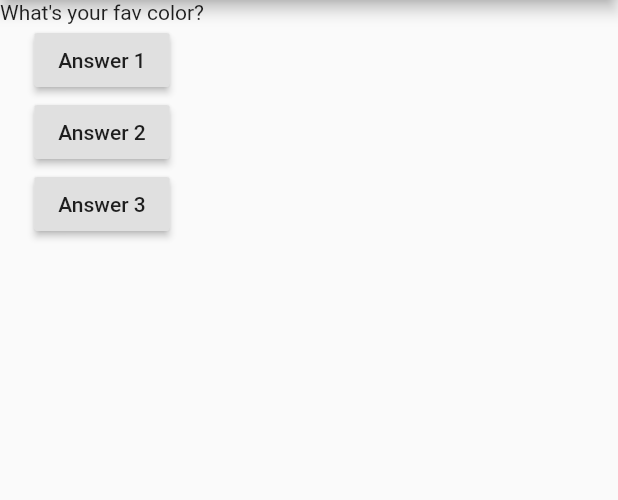
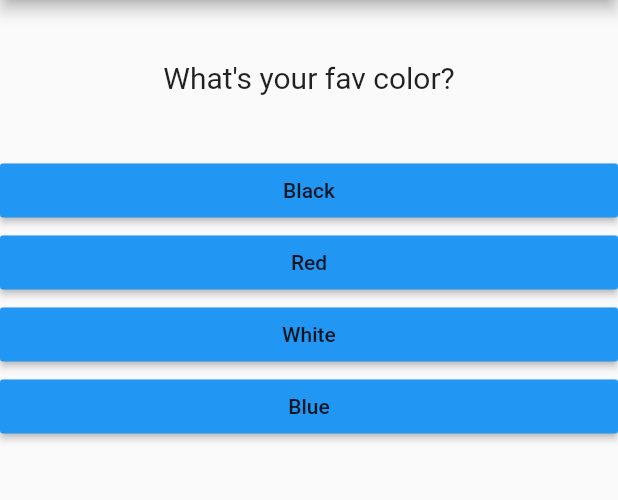
Before and after one commit to sagarparker/Flutter_quiz_app, a Flutter app: the screen it shows after launch, on a phone screen of 412 x 824 dp, the part 84-584 px from its top. Run offline on Flutter 3.47's test engine with Material 2 defaults, Android fonts, the phone set to English and light mode, and no system bars.

Commit message:
Map for iteration used

```diff
--- /dev/null
+++ b/lib/answer.dart
@@ -0,0 +1,18 @@
+import 'package:flutter/material.dart';
+
+class Answer extends StatelessWidget {
+  final Function answerQuestion;
+  final String answerText;
+  Answer(this.answerQuestion, this.answerText);
+
+  @override
+  Widget build(BuildContext context) {
+    return Container(
+        width: double.infinity,
+        child: RaisedButton(
+          child: Text(answerText),
+          onPressed: answerQuestion,
+          color: Colors.blue,
+        ));
+  }
+}
--- a/lib/main.dart
+++ b/lib/main.dart
@@ -1,4 +1,7 @@
 import 'package:flutter/material.dart';
+
+import './question.dart';
+import './answer.dart';
 
 void main() {
   runApp(MyFirstApp());
@@ -23,9 +26,24 @@ class _MyFirstAppState extends State<MyFirstApp> {
 
   @override
   Widget build(BuildContext context) {
-    var _questions = [
-      'What\'s your fav color?',
-      'What\'s your fav animal?',
+    const questions = [
+      {
+        'questionText': 'What\'s your fav color?',
+        'answers': ['Black', 'Red', 'White', 'Blue']
+      },
+      {
+        'questionText': 'What\'s your fav animal?',
+        'answers': ['Tiger', 'Lion', 'Horse', 'Fox']
+      },
+      {
+        'questionText': 'What\'s your fav F1 driver?',
+        'answers': [
+          'Charles Leclerc',
+          'George Russel',
+          'Danniel Riccardo',
+          'Lewis Hamilton'
+        ]
+      },
     ];
     return MaterialApp(
       home: Scaffold(
@@ -34,21 +52,13 @@ class _MyFirstAppState extends State<MyFirstApp> {
         ),
         body: Column(
           children: [
-            Text(
-              _questions[_questionIndex],
+            Question(
+              questions[_questionIndex]['questionText'],
             ),
-            RaisedButton(
-              child: Text('Answer 1'),
-              onPressed: () => print("First button clicked"),
-            ),
-            RaisedButton(
-              child: Text('Answer 2'),
-              onPressed: answerQuestion,
-            ),
-            RaisedButton(
-              child: Text('Answer 3'),
-              onPressed: answerQuestion,
-            ),
+            ...(questions[_questionIndex]['answers'] as List<String>)
+                .map((answer) {
+              return Answer(answerQuestion, answer);
+            }).toList()
           ],
         ),
       ),
--- /dev/null
+++ b/lib/question.dart
@@ -0,0 +1,20 @@
+import 'package:flutter/material.dart';
+
+class Question extends StatelessWidget {
+  final String questionText;
+
+  Question(this.questionText);
+
+  @override
+  Widget build(BuildContext context) {
+    return Container(
+      width: double.infinity,
+      margin: EdgeInsets.all(40),
+      child: Text(
+        questionText,
+        style: TextStyle(fontSize: 20),
+        textAlign: TextAlign.center,
+      ),
+    );
+  }
+}
```
